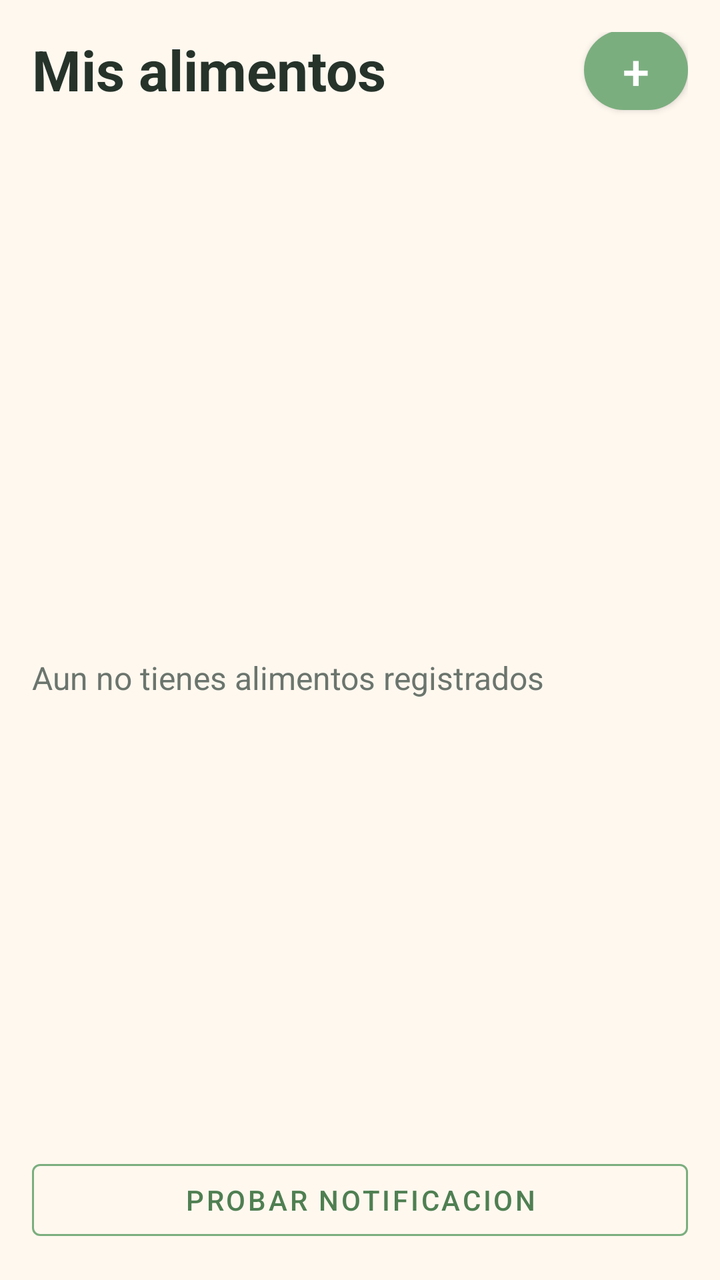
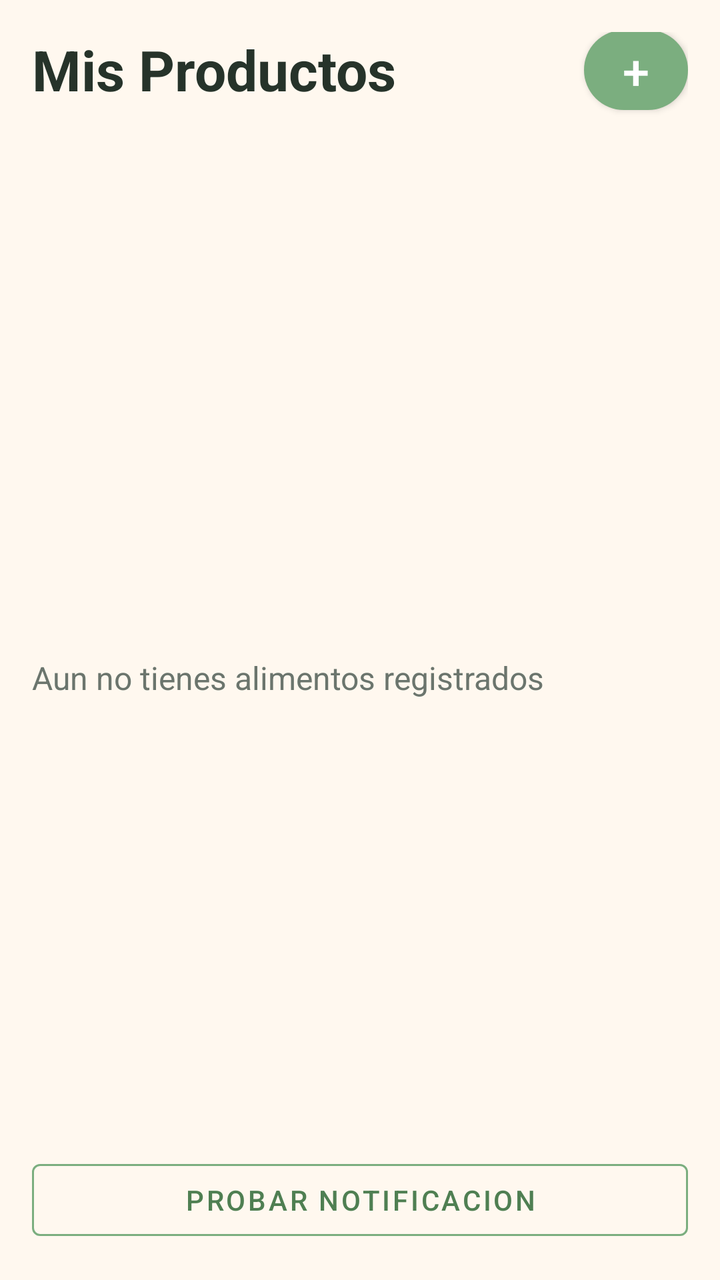

Two renders of the same Android screen: before a commit and after it. Below are the layout's source before the change and the commit's diff.
<!-- AndroidManifest.xml: application theme Theme.AntiDesperdicio -->
<!-- res/layout/fragment_food_list.xml -->
<?xml version="1.0" encoding="utf-8"?>
<androidx.constraintlayout.widget.ConstraintLayout xmlns:android="http://schemas.android.com/apk/res/android"
    xmlns:app="http://schemas.android.com/apk/res-auto"
    android:layout_width="match_parent"
    android:layout_height="match_parent"
    android:background="@color/app_background"
    android:padding="16dp">

    <TextView
        android:id="@+id/titleTextView"
        android:layout_width="0dp"
        android:layout_height="wrap_content"
        android:text="Mis alimentos"
        android:textColor="@color/text_primary"
        android:textSize="28sp"
        android:textStyle="bold"
        app:layout_constraintEnd_toStartOf="@id/addFoodButton"
        app:layout_constraintStart_toStartOf="parent"
        app:layout_constraintTop_toTopOf="parent" />

    <com.google.android.material.button.MaterialButton
        android:id="@+id/addFoodButton"
        android:layout_width="52dp"
        android:layout_height="52dp"
        android:text="+"
        android:textSize="24sp"
        app:backgroundTint="@color/app_primary"
        app:cornerRadius="26dp"
        app:layout_constraintBottom_toBottomOf="@id/titleTextView"
        app:layout_constraintEnd_toEndOf="parent"
        app:layout_constraintTop_toTopOf="@id/titleTextView" />

    <TextView
        android:id="@+id/emptyTextView"
        android:layout_width="0dp"
        android:layout_height="wrap_content"
        android:text="Aun no tienes alimentos registrados"
        android:textAlignment="center"
        android:textColor="@color/text_secondary"
        android:textSize="16sp"
        app:layout_constraintBottom_toBottomOf="parent"
        app:layout_constraintEnd_toEndOf="parent"
        app:layout_constraintStart_toStartOf="parent"
        app:layout_constraintTop_toBottomOf="@id/titleTextView" />

    <androidx.recyclerview.widget.RecyclerView
        android:id="@+id/foodRecyclerView"
        android:layout_width="0dp"
        android:layout_height="0dp"
        android:layout_marginTop="18dp"
        app:layout_constraintBottom_toTopOf="@id/debugAlarmButton"
        app:layout_constraintEnd_toEndOf="parent"
        app:layout_constraintStart_toStartOf="parent"
        app:layout_constraintTop_toBottomOf="@id/titleTextView" />

    <com.google.android.material.button.MaterialButton
        android:id="@+id/debugAlarmButton"
        style="@style/Widget.MaterialComponents.Button.OutlinedButton"
        android:layout_width="0dp"
        android:layout_height="wrap_content"
        android:layout_marginTop="12dp"
        android:text="Probar notificacion"
        android:textColor="@color/app_primary_dark"
        app:strokeColor="@color/app_primary"
        app:layout_constraintBottom_toBottomOf="parent"
        app:layout_constraintEnd_toEndOf="parent"
        app:layout_constraintStart_toStartOf="parent" />

</androidx.constraintlayout.widget.ConstraintLayout>
<!-- resources referenced by this layout -->
<resources>
  <color name="app_background">#FFF8EF</color>
  <color name="app_primary">#7BAE7F</color>
  <color name="app_primary_dark">#4F7F52</color>
  <color name="text_primary">#26332A</color>
  <color name="text_secondary">#6B756D</color>
  <style name="Theme.AntiDesperdicio" parent="Theme.MaterialComponents.DayNight.NoActionBar">
          <item name="colorPrimary">@color/app_primary</item>
          <item name="colorPrimaryVariant">@color/app_primary_dark</item>
          <item name="colorOnPrimary">@color/text_on_primary</item>
          <item name="colorSecondary">@color/app_accent</item>
          <item name="android:colorAccent">@color/app_accent</item>
          <item name="android:windowBackground">@color/app_background</item>
          <item name="android:navigationBarColor">@color/app_background</item>
          <item name="android:statusBarColor">@color/app_background</item>
          <item name="android:windowLightStatusBar">true</item>
          <item name="materialButtonStyle">@style/Widget.AntiDesperdicio.Button</item>
      </style>
  <color name="text_on_primary">#FFFFFF</color>
  <color name="app_accent">#F4A261</color>
  <style name="Widget.AntiDesperdicio.Button" parent="Widget.MaterialComponents.Button">
          <item name="backgroundTint">@color/app_primary</item>
          <item name="android:textColor">@color/text_on_primary</item>
          <item name="cornerRadius">14dp</item>
      </style>
</resources>

<!-- the commit's change to res/layout/fragment_food_list.xml (unified diff, before → after) -->
@@ -10,7 +10,7 @@
         android:id="@+id/titleTextView"
         android:layout_width="0dp"
         android:layout_height="wrap_content"
-        android:text="Mis alimentos"
+        android:text="Mis Productos"
         android:textColor="@color/text_primary"
         android:textSize="28sp"
         android:textStyle="bold"
